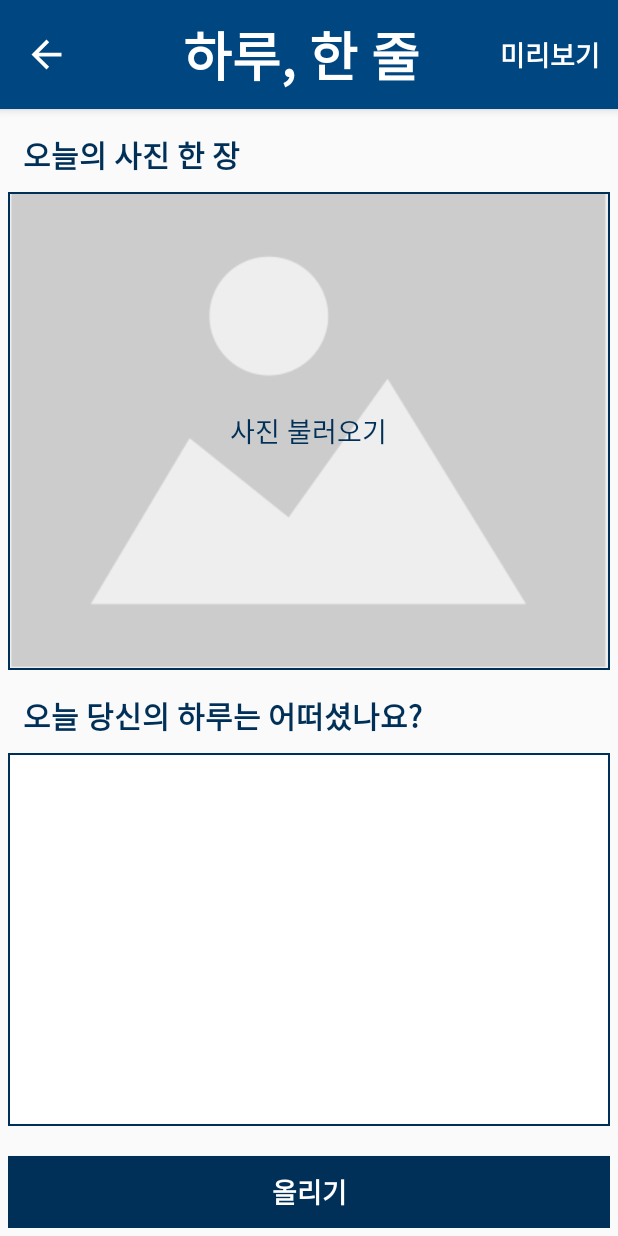
After one commit to Jaden2208/OneDayOneLine, an Android app: the PostActivity screen opened directly, with no data from a screen before it, on a phone screen of 412 x 824 dp. The commit adds this screen. Run offline under Robolectric (Android 15) with nearby library versions, the phone set to English and light mode, and no system bars.

Commit message:
PostActivity 추가 UI 작업만 해 놓음

```diff
--- a/app/src/main/AndroidManifest.xml
+++ b/app/src/main/AndroidManifest.xml
@@ -11,11 +11,11 @@
         android:supportsRtl="true"
         android:theme="@style/AppTheme"
         tools:ignore="GoogleAppIndexingWarning">
-        <activity android:name=".ui.RegisterActivity"
-            android:theme="@style/popupTheme"/>
-        <activity android:name=".ui.LoginActivity">
-
-        </activity>
+        <activity android:name=".ui.PostActivity"></activity>
+        <activity
+            android:name=".ui.RegisterActivity"
+            android:theme="@style/popupTheme" />
+        <activity android:name=".ui.LoginActivity"></activity>
         <activity android:name=".ui.MainActivity">
             <intent-filter>
                 <action android:name="android.intent.action.MAIN" />
--- a/app/src/main/java/com/whalez/onedayoneline/ui/MainActivity.kt
+++ b/app/src/main/java/com/whalez/onedayoneline/ui/MainActivity.kt
@@ -1,5 +1,6 @@
 package com.whalez.onedayoneline.ui
 
+import android.content.Intent
 import android.os.Bundle
 import android.util.Log
 import android.view.View
@@ -73,6 +74,14 @@ class MainActivity : AppCompatActivity() {
                 }
             }
         }
+
+        // (+) 버튼 클릭
+        btn_post.setOnClickListener {
+            val intent = Intent(this, PostActivity::class.java)
+            startActivity(intent)
+        }
+
+        // Recyclerview ScrollListener
         rv_main.addOnScrollListener(object: MyRecyclerScroll() {
             override fun show() {
                 fab_subtitle.animate().translationY(0F).setInterpolator(DecelerateInterpolator(2F)).start()
--- /dev/null
+++ b/app/src/main/java/com/whalez/onedayoneline/ui/PostActivity.kt
@@ -0,0 +1,13 @@
+package com.whalez.onedayoneline.ui
+
+import androidx.appcompat.app.AppCompatActivity
+import android.os.Bundle
+import com.whalez.onedayoneline.R
+
+class PostActivity : AppCompatActivity() {
+
+    override fun onCreate(savedInstanceState: Bundle?) {
+        super.onCreate(savedInstanceState)
+        setContentView(R.layout.activity_post)
+    }
+}
--- /dev/null
+++ b/app/src/main/res/drawable/ic_arrow_back_white.xml
@@ -0,0 +1,9 @@
+<vector xmlns:android="http://schemas.android.com/apk/res/android"
+        android:width="24dp"
+        android:height="24dp"
+        android:viewportWidth="24.0"
+        android:viewportHeight="24.0">
+    <path
+        android:fillColor="#ffffff"
+        android:pathData="M20,11H7.83l5.59,-5.59L12,4l-8,8 8,8 1.41,-1.41L7.83,13H20v-2z"/>
+</vector>
--- /dev/null
+++ b/app/src/main/res/drawable/rectangle_primary_dark.xml
@@ -0,0 +1,11 @@
+<?xml version="1.0" encoding="utf-8"?>
+<shape xmlns:android="http://schemas.android.com/apk/res/android"
+    android:padding="10dp"
+    android:shape="rectangle" >
+    <solid android:color="#ffffff" />
+    <corners
+        android:radius="0dp"/>
+    <stroke
+        android:width="1dp"
+        android:color="@color/colorPrimaryDark" />
+</shape>
--- a/app/src/main/res/layout/activity_main.xml
+++ b/app/src/main/res/layout/activity_main.xml
@@ -79,7 +79,7 @@
         android:overScrollMode="never"/>
 
     <ImageButton
-        android:id="@+id/btn_add"
+        android:id="@+id/btn_post"
         android:layout_width="wrap_content"
         android:layout_height="wrap_content"
         android:src="@drawable/ic_plus_icon"
--- /dev/null
+++ b/app/src/main/res/layout/activity_post.xml
@@ -0,0 +1,145 @@
+<?xml version="1.0" encoding="utf-8"?>
+<LinearLayout xmlns:android="http://schemas.android.com/apk/res/android"
+    xmlns:app="http://schemas.android.com/apk/res-auto"
+    xmlns:tools="http://schemas.android.com/tools"
+    android:layout_width="match_parent"
+    android:layout_height="match_parent"
+    android:orientation="vertical"
+    tools:context=".ui.PostActivity">
+
+    <com.google.android.material.appbar.AppBarLayout
+        android:id="@+id/appBar"
+        android:layout_width="match_parent"
+        android:layout_height="wrap_content"
+        android:layout_alignParentTop="true">
+
+        <androidx.appcompat.widget.Toolbar
+            android:id="@+id/toolbar"
+            android:layout_width="match_parent"
+            android:layout_height="wrap_content">
+
+            <ImageView
+                android:id="@+id/btn_back"
+                android:layout_width="30dp"
+                android:layout_height="30dp"
+                android:src="@drawable/ic_arrow_back_white"
+                android:tint="@android:color/white"
+                android:layout_gravity="start"/>
+
+            <TextView
+                android:id="@+id/title"
+                android:layout_width="wrap_content"
+                android:layout_height="wrap_content"
+                android:text="@string/app_name"
+                android:textSize="35sp"
+                android:textColor="#ffffff"
+                android:fontFamily="@font/cafe24_oneprettynight"
+                android:textStyle="bold"
+                android:layout_margin="10dp"
+                android:layout_gravity="center"/>
+
+            <TextView
+                android:id="@+id/btn_preview"
+                android:layout_width="wrap_content"
+                android:layout_height="wrap_content"
+                android:text="미리보기"
+                android:textSize="18sp"
+                android:textStyle="bold"
+                android:textColor="#ffffff"
+                android:fontFamily="@font/cafe24_oneprettynight"
+                android:layout_gravity="end"
+                android:layout_marginEnd="12dp"/>
+
+        </androidx.appcompat.widget.Toolbar>
+
+    </com.google.android.material.appbar.AppBarLayout>
+
+    <RelativeLayout
+        android:layout_width="wrap_content"
+        android:layout_height="match_parent"
+        android:padding="5dp">
+
+        <TextView
+            android:id="@+id/tv_1"
+            android:layout_width="match_parent"
+            android:layout_height="wrap_content"
+            android:text="오늘의 사진 한 장"
+            android:fontFamily="@font/cafe24_oneprettynight"
+            android:textColor="@color/colorPrimaryDark"
+            android:textSize="20sp"
+            android:textStyle="bold"
+            android:padding="10dp"/>
+
+        <RelativeLayout
+            android:id="@+id/rl_1"
+            android:layout_width="match_parent"
+            android:layout_height="wrap_content"
+            android:background="@drawable/rectangle_primary_dark"
+            android:padding="1dp"
+            android:layout_below="@+id/tv_1">
+
+            <ImageView
+                android:id="@+id/img_post"
+                android:layout_width="match_parent"
+                android:layout_height="wrap_content"
+                android:src="@drawable/default_image"
+                android:adjustViewBounds="true"/>
+
+            <TextView
+                android:layout_width="wrap_content"
+                android:layout_height="wrap_content"
+                android:text="사진 불러오기"
+                android:fontFamily="@font/cafe24_oneprettynight"
+                android:layout_centerInParent="true"
+                android:textSize="18sp"
+                android:textColor="@color/colorPrimaryDark"/>
+
+        </RelativeLayout>
+
+        <TextView
+            android:id="@+id/tv_2"
+            android:layout_width="match_parent"
+            android:layout_height="wrap_content"
+            android:text="오늘 당신의 하루는 어떠셨나요?"
+            android:fontFamily="@font/cafe24_oneprettynight"
+            android:textColor="@color/colorPrimaryDark"
+            android:textSize="20dp"
+            android:textStyle="bold"
+            android:layout_marginTop="5dp"
+            android:padding="10dp"
+            android:layout_below="@id/rl_1"/>
+
+        <EditText
+            android:id="@+id/txt_post"
+            android:layout_width="match_parent"
+            android:layout_height="wrap_content"
+            android:importantForAutofill="no"
+            android:fontFamily="@font/cafe24_oneprettynight"
+            android:padding="10dp"
+            android:ems="10"
+            android:textColor="#000000"
+            android:textColorHint="#000000"
+            android:gravity="start"
+            android:background="@drawable/rectangle_primary_dark"
+            android:layout_below="@+id/tv_2"
+            android:layout_above="@+id/btn_post"
+            android:layout_marginBottom="20dp"/>
+
+        <Button
+            android:id="@+id/btn_post"
+            android:layout_width="match_parent"
+            android:layout_height="wrap_content"
+            android:text="올리기"
+            android:textSize="18sp"
+            android:layout_alignParentBottom="true"
+            android:layout_centerHorizontal="true"
+            android:fontFamily="@font/cafe24_oneprettynight"
+            android:textColor="#ffffff"
+            android:background="@color/colorPrimaryDark"
+            android:textStyle="bold"/>
+
+    </RelativeLayout>
+
+
+
+</LinearLayout>
--- a/app/src/main/res/values/colors.xml
+++ b/app/src/main/res/values/colors.xml
@@ -3,6 +3,7 @@
     <color name="colorPrimary">#004680</color>
     <color name="colorPrimaryDark">#003058</color>
     <color name="colorPrimaryLight">#0077CF</color>
+    <color name="colorPrimarySuperLight">#80D8FF</color>
     <color name="colorAccent">#D81B60</color>
     <color name="colorDisableButton">#A0A0A0</color>
 </resources>
```
